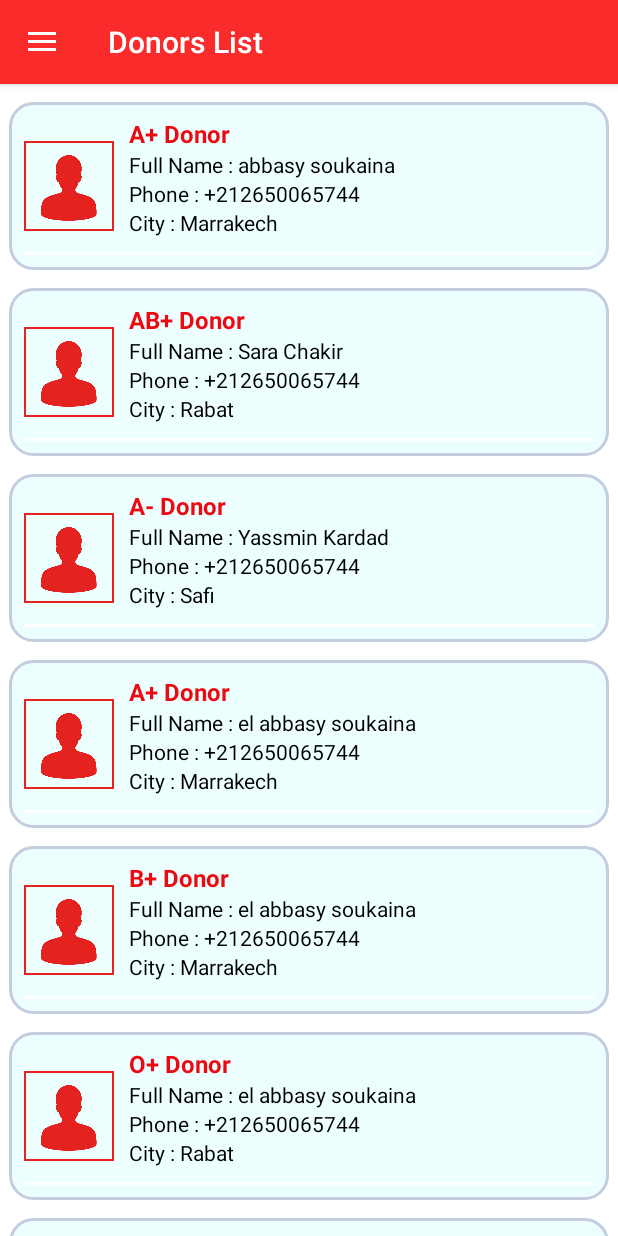
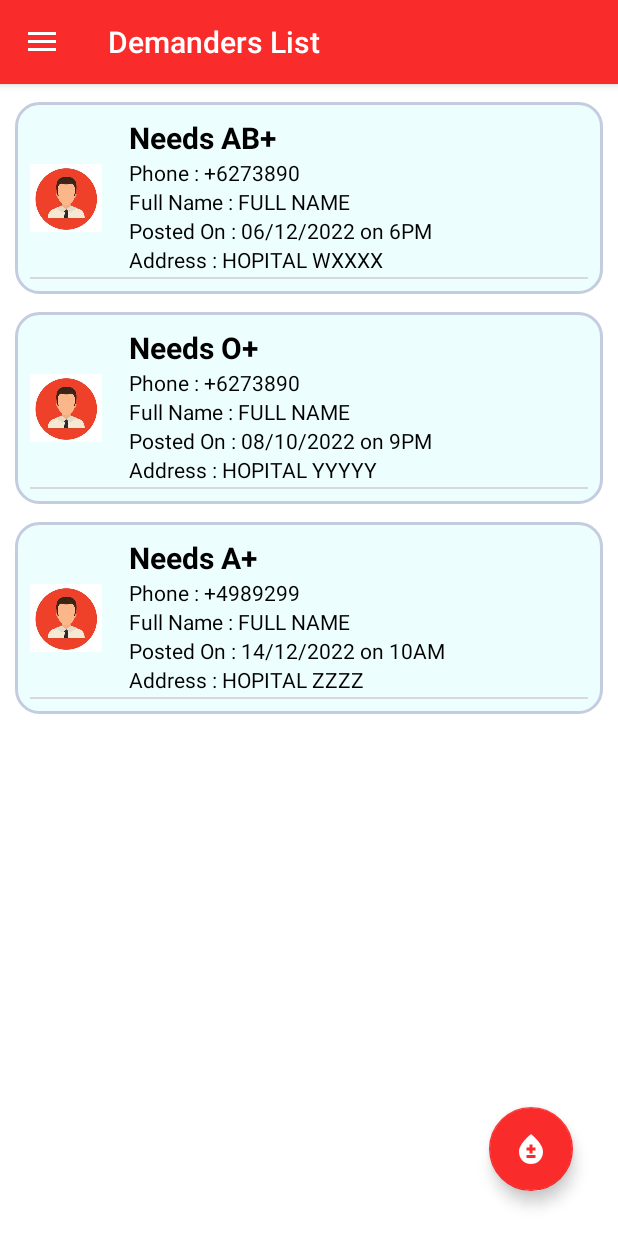
Before and after one commit to Mobile-Prj/MINI_PROJET_APPLICATION_MOBILE-BLOOD_DONATION, an Android app: the CoreAppActivity screen opened directly, with no data from a screen before it, in the side drawer, after a tap on "Demanders List", on a phone screen of 412 x 824 dp. Run offline under Robolectric (Android 15) with nearby library versions, the phone set to English and light mode, and no system bars.

Commit message:
create home fragment and demanders list fragments

```diff
--- a/app/src/main/java/com/example/miniprojetapplicationmobileblooddonation/Activities/CoreAppActivity.java
+++ b/app/src/main/java/com/example/miniprojetapplicationmobileblooddonation/Activities/CoreAppActivity.java
@@ -1,7 +1,6 @@
 package com.example.miniprojetapplicationmobileblooddonation.Activities;
 
 import androidx.annotation.NonNull;
-import androidx.appcompat.app.ActionBar;
 import androidx.appcompat.app.ActionBarDrawerToggle;
 import androidx.appcompat.app.AppCompatActivity;
 import androidx.core.view.GravityCompat;
@@ -16,7 +15,9 @@ import androidx.fragment.app.Fragment;
 import androidx.fragment.app.FragmentManager;
 import androidx.fragment.app.FragmentTransaction;
 
+import com.example.miniprojetapplicationmobileblooddonation.Fragments.DemandersListFragment;
 import com.example.miniprojetapplicationmobileblooddonation.Fragments.DonorsListFragment;
+import com.example.miniprojetapplicationmobileblooddonation.Fragments.HomeFragment;
 import com.example.miniprojetapplicationmobileblooddonation.Fragments.ProfileFragment;
 import com.example.miniprojetapplicationmobileblooddonation.R;
 import com.google.android.material.navigation.NavigationView;
@@ -43,11 +44,12 @@ public class CoreAppActivity extends AppCompatActivity implements  NavigationVie
     @Override
     protected void onCreate(Bundle savedInstanceState) {
         super.onCreate(savedInstanceState);
-        setTitle(R.string.profile);
+        setTitle(R.string.home);
         setContentView(R.layout.activity_core_app);
 
         replaceFragment(new DonorsListFragment());
 
+        // definir le toolbar
         Toolbar toolbar = findViewById(R.id.myToolbar);
         setSupportActionBar(toolbar);
 
@@ -65,8 +67,8 @@ public class CoreAppActivity extends AppCompatActivity implements  NavigationVie
         if (savedInstanceState == null){
             // condition pour savoir si c'est la premiere fois que la page est creer ou pas
             getSupportFragmentManager().beginTransaction().replace(R.id.fragment_container,
-                    new ProfileFragment()).commit();
-            navigationView.setCheckedItem(R.id.profile);
+                    new HomeFragment()).commit();
+            navigationView.setCheckedItem(R.id.menu_home);
         }
 
 
@@ -99,10 +101,16 @@ public class CoreAppActivity extends AppCompatActivity implements  NavigationVie
         switch (item.getItemId()) {
             // en fonction de l'item selectionne sur le menu on effectue une action
             // les id sont les meme utilses pour les referencer dans la liste menu dans main_menu.xml
+            case R.id.menu_home: {
+                getSupportFragmentManager().beginTransaction().replace(R.id.fragment_container,
+                        new HomeFragment()).commit();
+                // on change le title de l'activite qui contient les fragments
+                setTitle(R.string.home);
+                break;
+            }
             case R.id.profile: {
                 getSupportFragmentManager().beginTransaction().replace(R.id.fragment_container,
                         new ProfileFragment()).commit();
-                // on change le title de l'activite qui contient les fragments
                 setTitle(R.string.profile);
                 break;
             }
@@ -113,8 +121,9 @@ public class CoreAppActivity extends AppCompatActivity implements  NavigationVie
                 break;
             }
             case R.id.demanderList: {
-                //setTitle(R.string.demanders_list);
-                Toast.makeText(CoreAppActivity.this, "Page demanders list", Toast.LENGTH_SHORT).show();
+                getSupportFragmentManager().beginTransaction().replace(R.id.fragment_container,
+                        new DemandersListFragment()).commit();
+                setTitle(R.string.demanders_list);
                 break;
             }
             case R.id.deconnection: {
--- /dev/null
+++ b/app/src/main/java/com/example/miniprojetapplicationmobileblooddonation/Adapters/DemandersAdapter.java
@@ -0,0 +1,47 @@
+package com.example.miniprojetapplicationmobileblooddonation.Adapters;
+
+import android.annotation.SuppressLint;
+import android.content.Context;
+import android.view.LayoutInflater;
+import android.view.ViewGroup;
+
+import androidx.annotation.NonNull;
+import androidx.recyclerview.widget.RecyclerView;
+
+import com.example.miniprojetapplicationmobileblooddonation.Models.DemanderItem;
+import com.example.miniprojetapplicationmobileblooddonation.R;
+
+import java.util.List;
+
+public class DemandersAdapter extends RecyclerView.Adapter<DemandersHolder> {
+
+    Context context;
+    List<DemanderItem> items;
+
+    public DemandersAdapter(Context context, List<DemanderItem> items) {
+        this.context = context;
+        this.items = items;
+    }
+
+    @NonNull
+    @Override
+    public DemandersHolder onCreateViewHolder(@NonNull ViewGroup parent, int viewType) {
+        return new DemandersHolder(LayoutInflater.from(context).inflate(R.layout.demander_item_view,parent,false));
+    }
+
+    @SuppressLint("SetTextI18n")
+    @Override
+    public void onBindViewHolder(@NonNull DemandersHolder holder, int position) {
+        holder.Address.setText("Address : "+ items.get(position).getAdress());
+        holder.BloodCateg.setText("Needs "+items.get(position).getBloodCateg());
+        holder.DateTime.setText("Posted On : "+items.get(position).getDateTime());
+        holder.Phone.setText("Phone : "+items.get(position).getContact());
+        holder.Fname.setText("Full Name : "+items.get(position).getRequestedBy());
+        holder.imageView.setImageResource(items.get(position).getImage());
+
+    }
+
+    @Override
+    public int getItemCount() {return items.size(); }
+
+}
--- /dev/null
+++ b/app/src/main/java/com/example/miniprojetapplicationmobileblooddonation/Adapters/DemandersHolder.java
@@ -0,0 +1,24 @@
+package com.example.miniprojetapplicationmobileblooddonation.Adapters;
+
+import android.view.View;
+import android.widget.ImageView;
+import android.widget.TextView;
+
+import androidx.annotation.NonNull;
+import androidx.recyclerview.widget.RecyclerView;
+
+import com.example.miniprojetapplicationmobileblooddonation.R;
+
+public class DemandersHolder extends RecyclerView.ViewHolder{
+    ImageView imageView;
+    TextView Fname, Address,Phone, DateTime, BloodCateg;
+    public DemandersHolder(@NonNull View itemView) {
+        super(itemView);
+        imageView = itemView.findViewById(R.id.ImageView);
+        Fname = itemView.findViewById(R.id.Fname);
+        Address = itemView.findViewById(R.id.Address);
+        Phone = itemView.findViewById(R.id.Phone);
+        DateTime = itemView.findViewById(R.id.DateTime);
+        BloodCateg = itemView.findViewById(R.id.BloodCat);
+    }
+}
--- /dev/null
+++ b/app/src/main/java/com/example/miniprojetapplicationmobileblooddonation/Fragments/DemandersListFragment.java
@@ -0,0 +1,62 @@
+package com.example.miniprojetapplicationmobileblooddonation.Fragments;
+
+import android.annotation.SuppressLint;
+import android.content.Intent;
+import android.os.Bundle;
+import android.view.LayoutInflater;
+import android.view.View;
+import android.view.ViewGroup;
+
+import androidx.annotation.NonNull;
+import androidx.annotation.Nullable;
+import androidx.fragment.app.Fragment;
+import androidx.recyclerview.widget.LinearLayoutManager;
+import androidx.recyclerview.widget.RecyclerView;
+
+import com.example.miniprojetapplicationmobileblooddonation.Adapters.DemandersAdapter;
+import com.example.miniprojetapplicationmobileblooddonation.Models.DemanderItem;
+import com.example.miniprojetapplicationmobileblooddonation.R;
+import com.google.android.material.floatingactionbutton.FloatingActionButton;
+
+import java.util.ArrayList;
+import java.util.List;
+
+public class DemandersListFragment extends Fragment {
+
+    FloatingActionButton mAddFab;
+    private List<DemanderItem> items;
+    @Nullable
+    @Override
+    public View onCreateView(@NonNull LayoutInflater inflater, @Nullable ViewGroup container, @Nullable Bundle savedInstanceState) {
+
+        /*View rootView = inflater.inflate(R.layout.fragment_donors_list, container, false);
+
+         */
+        return inflater.inflate(R.layout.fragment_demanders_list, container, false);
+    }
+
+    @SuppressLint("NotifyDataSetChanged")
+    @Override
+    public void onViewCreated(@NonNull View view, @Nullable Bundle savedInstanceState) {
+        super.onViewCreated(view, savedInstanceState);
+        dataInitialize();
+
+
+        RecyclerView recyclerView = (RecyclerView)view.findViewById(R.id.demander_list_recyleview);
+        recyclerView.setLayoutManager(new LinearLayoutManager(getContext()));
+        recyclerView.setHasFixedSize(true);
+        DemandersAdapter demandersAdapter = new DemandersAdapter(getContext(),items);
+        recyclerView.setAdapter(demandersAdapter);
+        demandersAdapter.notifyDataSetChanged();
+    }
+
+    private void dataInitialize() {
+
+        items= new ArrayList<DemanderItem>();
+        items.add( new DemanderItem("+6273890","FULL NAME","HOPITAL WXXXX","06/12/2022 on 6PM","AB+",R.drawable.icon));
+        items.add( new DemanderItem("+6273890","FULL NAME","HOPITAL YYYYY","08/10/2022 on 9PM","O+",R.drawable.icon));
+        items.add( new DemanderItem("+4989299","FULL NAME","HOPITAL ZZZZ","14/12/2022 on 10AM","A+",R.drawable.icon));
+
+    }
+
+}
--- /dev/null
+++ b/app/src/main/java/com/example/miniprojetapplicationmobileblooddonation/Fragments/HomeFragment.java
@@ -0,0 +1,20 @@
+package com.example.miniprojetapplicationmobileblooddonation.Fragments;
+
+import android.os.Bundle;
+import android.view.LayoutInflater;
+import android.view.View;
+import android.view.ViewGroup;
+
+import androidx.annotation.NonNull;
+import androidx.annotation.Nullable;
+import androidx.fragment.app.Fragment;
+
+import com.example.miniprojetapplicationmobileblooddonation.R;
+
+public class HomeFragment extends Fragment {
+    @Nullable
+    @Override
+    public View onCreateView(@NonNull LayoutInflater inflater, @Nullable ViewGroup container, @Nullable Bundle savedInstanceState) {
+        return inflater.inflate(R.layout.fragment_home, container, false);
+    }
+}
--- /dev/null
+++ b/app/src/main/java/com/example/miniprojetapplicationmobileblooddonation/Models/DemanderItem.java
@@ -0,0 +1,65 @@
+package com.example.miniprojetapplicationmobileblooddonation.Models;
+
+public class DemanderItem {
+    //PUT DATA
+
+    String Contact,RequestedBy,Adress,DateTime,BloodCateg;
+    int Image;
+
+    public DemanderItem(String contact, String requestedBy, String adress, String dateTime, String bloodCateg, int image) {
+        Contact = contact;
+        RequestedBy = requestedBy;
+        Adress = adress;
+        DateTime = dateTime;
+        BloodCateg = bloodCateg;
+        Image = image;
+    }
+
+    public String getBloodCateg() {
+        return BloodCateg;
+    }
+
+    public void setBloodCateg(String bloodCateg) {
+        BloodCateg = bloodCateg;
+    }
+
+    public String getContact() {
+        return Contact;
+    }
+
+    public void setContact(String contact) {
+        Contact = contact;
+    }
+
+    public String getRequestedBy() {
+        return RequestedBy;
+    }
+
+    public void setRequestedBy(String requestedBy) {
+        RequestedBy = requestedBy;
+    }
+
+    public String getAdress() {
+        return Adress;
+    }
+
+    public void setAdress(String adress) {
+        Adress = adress;
+    }
+
+    public String getDateTime() {
+        return DateTime;
+    }
+
+    public void setDateTime(String dateTime) {
+        DateTime = dateTime;
+    }
+
+    public int getImage() {
+        return Image;
+    }
+
+    public void setImage(int image) {
+        Image = image;
+    }
+}
--- /dev/null
+++ b/app/src/main/res/drawable-v24/ic_new.xml
@@ -0,0 +1,5 @@
+<vector android:height="24dp" android:tint="#FFFFFF"
+    android:viewportHeight="24" android:viewportWidth="24"
+    android:width="24dp" xmlns:android="http://schemas.android.com/apk/res/android">
+    <path android:fillColor="@android:color/white" android:pathData="M12,2c-5.33,4.55 -8,8.48 -8,11.8c0,4.98 3.8,8.2 8,8.2s8,-3.22 8,-8.2C20,10.48 17.33,6.55 12,2zM15,18H9v-2h6V18zM15,13h-2v2h-2v-2H9v-2h2V9h2v2h2V13z"/>
+</vector>
--- /dev/null
+++ b/app/src/main/res/layout/demander_item_view.xml
@@ -0,0 +1,68 @@
+<?xml version="1.0" encoding="utf-8"?>
+<RelativeLayout xmlns:android="http://schemas.android.com/apk/res/android"
+    android:layout_width="match_parent"
+    android:layout_height="wrap_content"
+    android:layout_marginHorizontal="10dp"
+    android:layout_marginTop="12dp"
+    android:background="@drawable/item_background_shape"
+    android:padding="10dp"
+    >
+
+    <ImageView
+        android:layout_width="48dp"
+        android:layout_height="48dp"
+        android:id="@+id/ImageView"
+        android:layout_marginRight="18dp"
+        android:layout_centerVertical="true"/>
+
+    <TextView
+        android:id="@+id/BloodCat"
+        android:layout_width="match_parent"
+        android:layout_height="wrap_content"
+        android:layout_toEndOf="@id/ImageView"
+        android:text="Needs AB+"
+        android:textColor="@color/black"
+        android:textSize="20sp"
+        android:textStyle="bold" />
+    <TextView
+        android:layout_width="match_parent"
+        android:layout_height="wrap_content"
+        android:id="@+id/Phone"
+        android:textColor="@color/black"
+        android:layout_toEndOf="@id/ImageView"
+        android:layout_below="@id/BloodCat"
+        android:text="Contact"/>
+
+    <TextView
+        android:layout_width="match_parent"
+        android:layout_height="wrap_content"
+        android:id="@+id/Fname"
+        android:textColor="@color/black"
+        android:layout_toEndOf="@id/ImageView"
+        android:layout_below="@id/Phone"
+        android:text="Name"/>
+    <TextView
+        android:layout_width="match_parent"
+        android:layout_height="wrap_content"
+        android:id="@+id/DateTime"
+        android:textColor="@color/black"
+        android:layout_toEndOf="@id/ImageView"
+        android:layout_below="@id/Fname"
+        android:text="Posted On"/>
+    <TextView
+        android:layout_width="match_parent"
+        android:layout_height="wrap_content"
+        android:id="@+id/Address"
+        android:textColor="@color/black"
+        android:layout_toEndOf="@id/ImageView"
+        android:layout_below="@id/DateTime"
+        android:text="Address"/>
+
+    <LinearLayout
+        android:layout_width="match_parent"
+        android:layout_height="1dp"
+        android:layout_below="@id/Address"
+        android:layout_marginTop="2dp"
+        android:background="#DAD8D8" />
+
+</RelativeLayout>
--- /dev/null
+++ b/app/src/main/res/layout/fragment_demanders_list.xml
@@ -0,0 +1,41 @@
+<?xml version="1.0" encoding="utf-8"?>
+<androidx.constraintlayout.widget.ConstraintLayout xmlns:android="http://schemas.android.com/apk/res/android"
+    android:layout_width="match_parent"
+    android:layout_height="match_parent"
+    xmlns:tools="http://schemas.android.com/tools"
+    xmlns:app="http://schemas.android.com/apk/res-auto">
+
+    <RelativeLayout
+        android:layout_width="match_parent"
+        android:layout_height="match_parent"
+        android:background="#FFF"
+        android:orientation="vertical"
+        tools:context=".list_demandeurs">
+
+        <androidx.recyclerview.widget.RecyclerView
+            android:id="@+id/demander_list_recyleview"
+            android:layout_width="match_parent"
+            android:layout_height="wrap_content"
+            android:layout_below="@id/toolbar"
+            tools:ignore="NotSibling"
+            tools:listitem="@layout/demander_item_view" />
+
+
+    </RelativeLayout>
+
+    <com.google.android.material.floatingactionbutton.FloatingActionButton
+        android:id="@+id/add_fab"
+        android:layout_width="wrap_content"
+        android:layout_height="wrap_content"
+        android:layout_gravity="end"
+        android:layout_marginEnd="30dp"
+        android:layout_marginBottom="30dp"
+        android:src="@drawable/ic_new"
+        app:backgroundTint="@color/primary_color"
+        app:fabSize="normal"
+        app:layout_constraintBottom_toBottomOf="parent"
+        app:layout_constraintEnd_toEndOf="parent"
+        tools:ignore="SpeakableTextPresentCheck"
+        android:contentDescription="@string/floating_button" />
+
+</androidx.constraintlayout.widget.ConstraintLayout>
--- a/app/src/main/res/layout/fragment_donors_list.xml
+++ b/app/src/main/res/layout/fragment_donors_list.xml
@@ -12,6 +12,7 @@
         android:layout_height="wrap_content"
         android:id="@+id/recyclerview"
         android:layout_below="@id/toolbar"
-        tools:listitem="@layout/list_layout"/>
+        tools:listitem="@layout/list_layout"
+        tools:ignore="NotSibling" />
 
 </RelativeLayout>
--- /dev/null
+++ b/app/src/main/res/layout/fragment_home.xml
@@ -0,0 +1,35 @@
+<?xml version="1.0" encoding="utf-8"?>
+<RelativeLayout xmlns:android="http://schemas.android.com/apk/res/android"
+    android:layout_width="match_parent"
+    android:layout_height="match_parent"
+    xmlns:app="http://schemas.android.com/apk/res-auto"
+    xmlns:tools="http://schemas.android.com/tools">
+
+
+    <androidx.constraintlayout.widget.ConstraintLayout
+        android:id="@+id/background_profile"
+        android:layout_width="match_parent"
+        android:layout_height="match_parent"
+        app:layout_constraintStart_toStartOf="parent"
+        tools:layout_editor_absoluteY="0dp">
+
+
+        <Button
+            android:id="@+id/button4"
+            android:layout_width="wrap_content"
+            android:layout_height="wrap_content"
+            android:backgroundTint="#2274BC"
+            android:onClick="listDemandeurs"
+            android:text="MOVE"
+            app:layout_constraintBottom_toBottomOf="parent"
+            app:layout_constraintEnd_toEndOf="parent"
+            app:layout_constraintHorizontal_bias="0.544"
+            app:layout_constraintStart_toStartOf="parent"
+            app:layout_constraintTop_toTopOf="parent"
+            app:layout_constraintVertical_bias="0.248" />
+
+
+
+    </androidx.constraintlayout.widget.ConstraintLayout>
+
+</RelativeLayout>
--- a/app/src/main/res/layout/list_layout.xml
+++ b/app/src/main/res/layout/list_layout.xml
@@ -3,7 +3,7 @@
     xmlns:tools="http://schemas.android.com/tools"
     android:layout_width="match_parent"
     android:layout_height="wrap_content"
-    android:layout_marginHorizontal="6dp"
+    android:layout_marginHorizontal="10dp"
     android:layout_marginTop="12dp"
     android:background="@drawable/item_background_shape"
     android:padding="10dp" >
--- a/app/src/main/res/menu/main_menu.xml
+++ b/app/src/main/res/menu/main_menu.xml
@@ -3,18 +3,21 @@
     xmlns:tools="http://schemas.android.com/tools"
     tools:showIn="navigation_view">
     <group android:checkableBehavior="single">
+        <item android:id="@+id/menu_home"
+            android:icon="@drawable/house"
+            android:title="Home"/>
         <item android:id="@+id/profile"
             android:icon="@drawable/man"
             android:title="Profile"/>
         <item android:id="@+id/donorList"
             android:icon="@drawable/donor"
-            android:title="Donor List"/>
+            android:title="Donors List"/>
         <item android:id="@+id/demanderList"
             android:icon="@drawable/receiver"
             android:title="Demanders List"/>
         <item android:id="@+id/deconnection"
             android:icon="@drawable/exit"
-            android:title="Deconnection"/>
+            android:title="logout"/>
     </group>
 
 </menu>
--- a/app/src/main/res/values/strings.xml
+++ b/app/src/main/res/values/strings.xml
@@ -41,6 +41,8 @@
     <string name="close">Close Navigation Drawer</string>
     <string name="profile">Profile</string>
     <string name="demanders_list">Demanders List</string>
+    <string name="home">Home</string>
+    <string name="floating_button">button for lauching request form</string>
 
     <string-array name="bloodGroups">
         <item>Groupe</item>
```
Also changed, not shown: app/src/main/res/drawable-v24/house.png (added), app/src/main/res/drawable-v24/icon.jpg (added).
